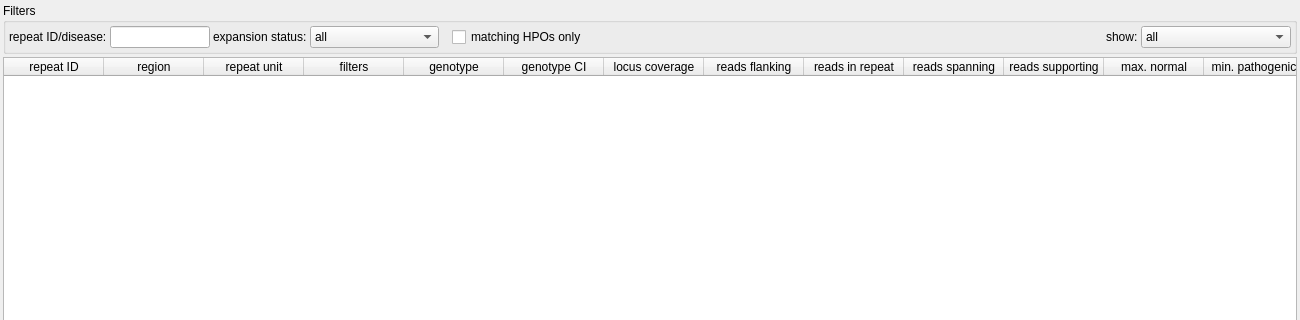
Qt form src/GSvar/RepeatExpansionWidget.ui (imgag/ngs-bits) before a commit; both pictures show x 0 to 1300 and y 0 to 320 of the 1300 by 920 pixel window.
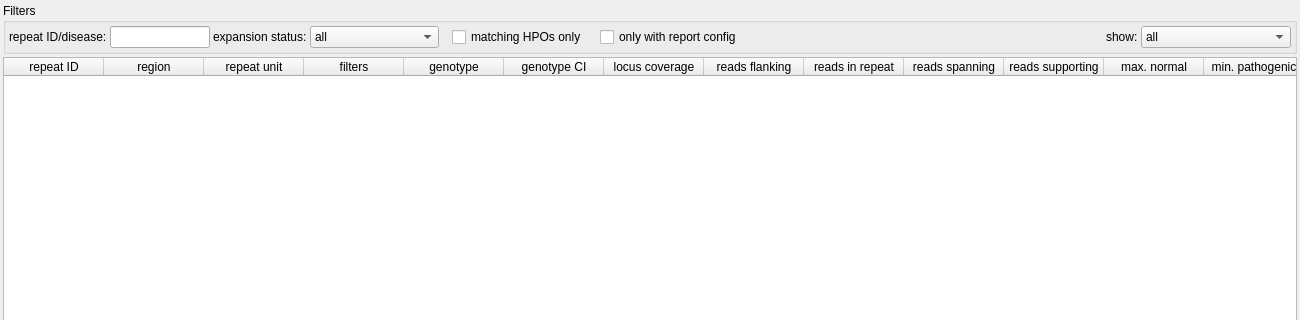
The same form after that commit.

Commit message: GSvar: fixed bugs in report configuration of REs

The edit to the form file:
```diff
--- a/src/GSvar/RepeatExpansionWidget.ui
+++ b/src/GSvar/RepeatExpansionWidget.ui
@@ -139,6 +139,32 @@
         </property>
        </widget>
       </item>
+      <item>
+       <spacer name="horizontalSpacer_3">
+        <property name="orientation">
+         <enum>Qt::Horizontal</enum>
+        </property>
+        <property name="sizeType">
+         <enum>QSizePolicy::Fixed</enum>
+        </property>
+        <property name="sizeHint" stdset="0">
+         <size>
+          <width>10</width>
+          <height>10</height>
+         </size>
+        </property>
+       </spacer>
+      </item>
+      <item>
+       <widget class="QCheckBox" name="filter_rc">
+        <property name="toolTip">
+         <string>Filter for repeat expansions that have at least one phenotype matching the phenotypes given in the small variants filter.</string>
+        </property>
+        <property name="text">
+         <string>only with report config</string>
+        </property>
+       </widget>
+      </item>
       <item>
        <spacer name="horizontalSpacer">
         <property name="orientation">
```
The commit also changes 10 other files.
